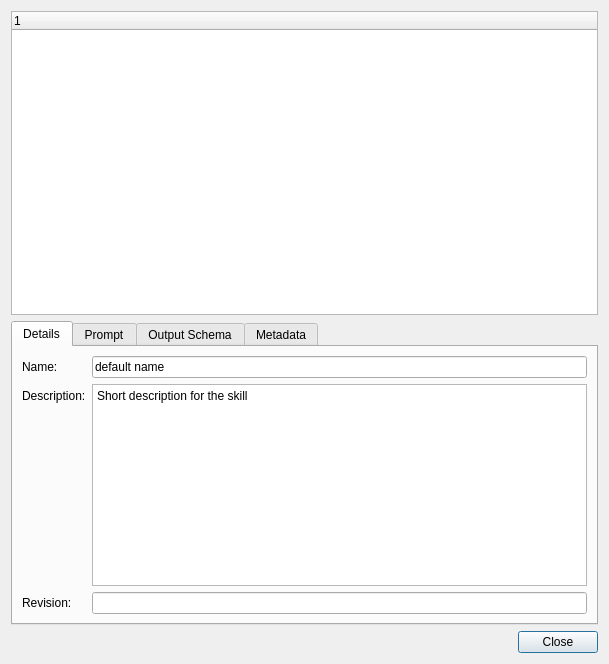
The window that acta_gamma/ui/skillDialog.ui (boucaron/ACTA_Gamma) describes before a commit, drawn with Qt 5.
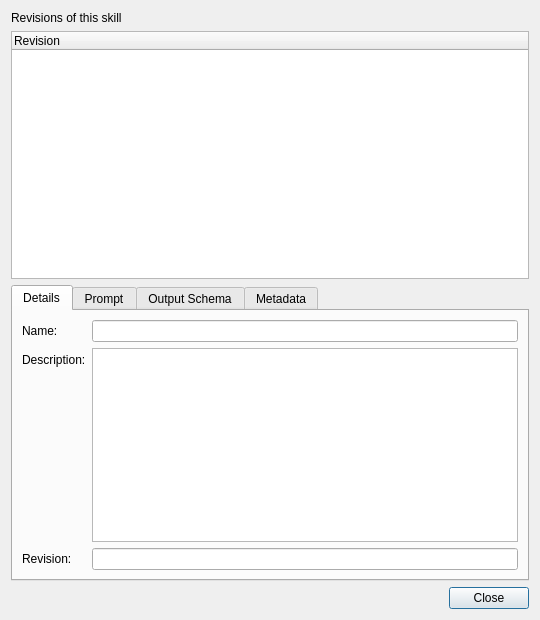
The same window after the commit.

Commit message: acta_gamma: dialog .ui cleanup (P1 / UR #12, #27)

What changed in the file:
```diff
--- a/acta_gamma/ui/skillDialog.ui
+++ b/acta_gamma/ui/skillDialog.ui
@@ -6,19 +6,32 @@
    <rect>
     <x>0</x>
     <y>0</y>
-    <width>609</width>
-    <height>664</height>
+    <width>540</width>
+    <height>620</height>
    </rect>
   </property>
+  <property name="minimumSize">
+   <size>
+    <width>440</width>
+    <height>480</height>
+   </size>
+  </property>
   <property name="windowTitle">
    <string>Skill: default name</string>
   </property>
   <layout class="QVBoxLayout" name="verticalLayout">
+   <item>
+    <widget class="QLabel" name="revisionTreeLabel">
+     <property name="text">
+      <string>Revisions of this skill</string>
+     </property>
+    </widget>
+   </item>
    <item>
     <widget class="QTreeWidget" name="revisionTreeWidget">
      <column>
       <property name="text">
-       <string notr="true">1</string>
+       <string notr="true">Revision</string>
       </property>
      </column>
     </widget>
@@ -45,9 +58,6 @@
          <property name="toolTip">
           <string>&lt;html&gt;&lt;head/&gt;&lt;body&gt;&lt;p&gt;Name of the skill, use a short name and add details if needed in the description&lt;/p&gt;&lt;/body&gt;&lt;/html&gt;</string>
          </property>
-         <property name="text">
-          <string>default name</string>
-         </property>
         </widget>
        </item>
        <item row="1" column="0">
@@ -68,19 +78,6 @@
          <property name="toolTip">
           <string>&lt;html&gt;&lt;head/&gt;&lt;body&gt;&lt;p&gt;Description of the skill, you can put details about what does, how to use it, examples and so on&lt;/p&gt;&lt;/body&gt;&lt;/html&gt;</string>
          </property>
-         <property name="readOnly">
-          <bool>true</bool>
-         </property>
-         <property name="html">
-          <string>&lt;!DOCTYPE HTML PUBLIC &quot;-//W3C//DTD HTML 4.0//EN&quot; &quot;http://www.w3.org/TR/REC-html40/strict.dtd&quot;&gt;
-&lt;html&gt;&lt;head&gt;&lt;meta name=&quot;qrichtext&quot; content=&quot;1&quot; /&gt;&lt;meta charset=&quot;utf-8&quot; /&gt;&lt;style type=&quot;text/css&quot;&gt;
-p, li { white-space: pre-wrap; }
-hr { height: 1px; border-width: 0; }
-li.unchecked::marker { content: &quot;\2610&quot;; }
-li.checked::marker { content: &quot;\2612&quot;; }
-&lt;/style&gt;&lt;/head&gt;&lt;body style=&quot; font-family:'Segoe UI'; font-size:9pt; font-weight:400; font-style:normal;&quot;&gt;
-&lt;p style=&quot; margin-top:0px; margin-bottom:0px; margin-left:0px; margin-right:0px; -qt-block-indent:0; text-indent:0px;&quot;&gt;Short description for the skill&lt;/p&gt;&lt;/body&gt;&lt;/html&gt;</string>
-         </property>
         </widget>
        </item>
        <item row="2" column="0">
```
Left out of the diff: 2 changed lines with no effect on the pictures. The commit also changes 5 other files.
